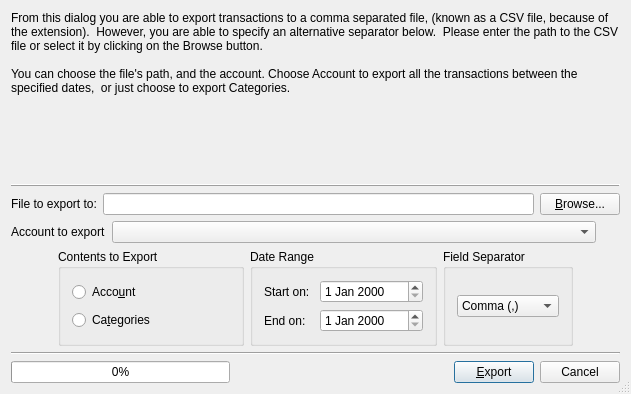
KDE/kmymoney, file kmymoney/plugins/csv/export/csvexportdlg.ui: the form before one commit.
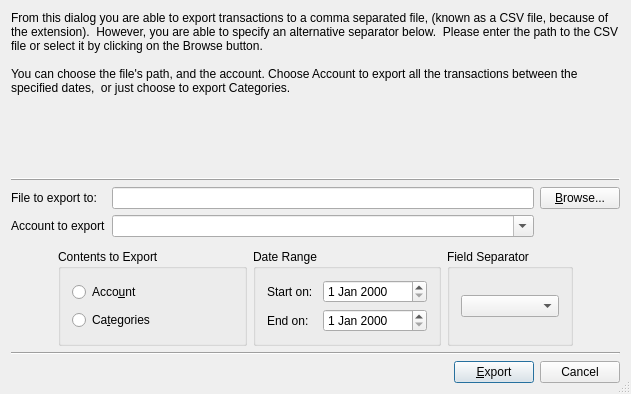
The form after the commit. Custom widgets are drawn as their Qt base class.

Commit message:
Rework CSV Export dialog
The CSV export dialog was not working at all with the latest changes.

Patch:
```diff
--- a/kmymoney/plugins/csv/export/csvexportdlg.ui
+++ b/kmymoney/plugins/csv/export/csvexportdlg.ui
@@ -16,7 +16,7 @@
   <property name="sizeGripEnabled">
    <bool>true</bool>
   </property>
-  <layout class="QVBoxLayout" name="verticalLayout" stretch="2,0,0,0,0,0,0">
+  <layout class="QVBoxLayout" name="verticalLayout">
    <item>
     <widget class="QLabel" name="TextLabel2">
      <property name="sizePolicy">
@@ -61,8 +61,8 @@
     </widget>
    </item>
    <item>
-    <layout class="QHBoxLayout" name="horizontalLayout_1">
-     <item>
+    <layout class="QGridLayout" name="gridLayout">
+     <item row="0" column="0">
       <widget class="QLabel" name="lblFileExport">
        <property name="sizePolicy">
         <sizepolicy hsizetype="Fixed" vsizetype="Minimum">
@@ -78,21 +78,17 @@
        </property>
       </widget>
      </item>
-     <item>
-      <widget class="KLineEdit" name="m_qlineeditFile"/>
+     <item row="0" column="1">
+      <widget class="QLineEdit" name="m_qlineeditFile"/>
      </item>
-     <item>
+     <item row="0" column="2">
       <widget class="QPushButton" name="m_qbuttonBrowse">
        <property name="text">
         <string>&amp;Browse...</string>
        </property>
       </widget>
      </item>
-    </layout>
-   </item>
-   <item>
-    <layout class="QHBoxLayout" name="horizontalLayout_2" stretch="0,100,5">
-     <item>
+     <item row="1" column="0">
       <widget class="QLabel" name="label">
        <property name="maximumSize">
         <size>
@@ -105,24 +101,27 @@
        </property>
       </widget>
      </item>
-     <item>
-      <widget class="KComboBox" name="m_accountComboBox"/>
-     </item>
-     <item>
-      <spacer name="horizontalSpacer_5">
-       <property name="orientation">
-        <enum>Qt::Horizontal</enum>
+     <item row="1" column="1">
+      <widget class="KMyMoneyAccountCombo" name="m_accountComboBox">
+       <property name="editable">
+        <bool>true</bool>
        </property>
-       <property name="sizeHint" stdset="0">
+       <property name="iconSize">
         <size>
-         <width>40</width>
-         <height>20</height>
+         <width>0</width>
+         <height>0</height>
         </size>
        </property>
-      </spacer>
+       <property name="kmm_taborder" stdset="0">
+        <bool>true</bool>
+       </property>
+      </widget>
      </item>
     </layout>
    </item>
+   <item>
+    <widget class="KMessageWidget" name="infoMessage"/>
+   </item>
    <item>
     <layout class="QHBoxLayout" name="horizontalLayout_3" stretch="3,12,12,8,3">
      <item>
@@ -264,23 +263,7 @@
        </property>
        <layout class="QVBoxLayout" name="verticalLayout_2">
         <item>
-         <widget class="QComboBox" name="m_separatorComboBox">
-          <item>
-           <property name="text">
-            <string>Comma (,)</string>
-           </property>
-          </item>
-          <item>
-           <property name="text">
-            <string>Semicolon (;)</string>
-           </property>
-          </item>
-          <item>
-           <property name="text">
-            <string>Tab (\t)</string>
-           </property>
-          </item>
-         </widget>
+         <widget class="QComboBox" name="m_separatorComboBox"/>
         </item>
        </layout>
       </widget>
@@ -315,16 +298,6 @@
    </item>
    <item>
     <layout class="QHBoxLayout" name="horizontalLayout_4">
-     <item>
-      <widget class="QProgressBar" name="progressBar">
-       <property name="enabled">
-        <bool>true</bool>
-       </property>
-       <property name="value">
-        <number>0</number>
-       </property>
-      </widget>
-     </item>
      <item>
       <spacer name="horizontalSpacer">
        <property name="orientation">
@@ -344,7 +317,7 @@
         <string>&amp;Export</string>
        </property>
        <property name="autoDefault">
-        <bool>true</bool>
+        <bool>false</bool>
        </property>
        <property name="default">
         <bool>true</bool>
@@ -357,7 +330,7 @@
         <string>Cancel</string>
        </property>
        <property name="autoDefault">
-        <bool>true</bool>
+        <bool>false</bool>
        </property>
       </widget>
      </item>
@@ -368,19 +341,20 @@
  <layoutdefault spacing="6" margin="11"/>
  <customwidgets>
   <customwidget>
-   <class>KComboBox</class>
-   <extends>QComboBox</extends>
-   <header>kcombobox.h</header>
-  </customwidget>
-  <customwidget>
-   <class>KLineEdit</class>
-   <extends>QLineEdit</extends>
-   <header>klineedit.h</header>
+   <class>KMessageWidget</class>
+   <extends>QFrame</extends>
+   <header>kmessagewidget.h</header>
   </customwidget>
   <customwidget>
    <class>KMyMoneyDateEdit</class>
    <extends>QDateEdit</extends>
    <header>kmymoneydateedit.h</header>
+   <container>1</container>
+  </customwidget>
+  <customwidget>
+   <class>KMyMoneyAccountCombo</class>
+   <extends>QComboBox</extends>
+   <header>kmymoneyaccountcombo.h</header>
   </customwidget>
  </customwidgets>
  <resources/>
```
The commit also changes 3 other files.
